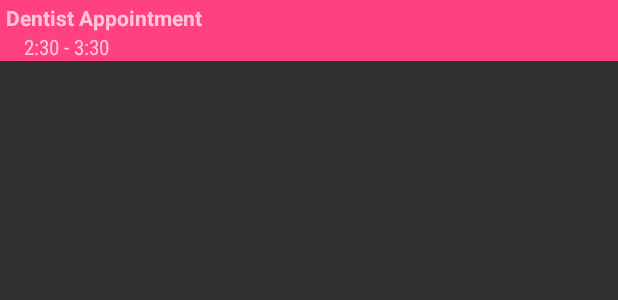
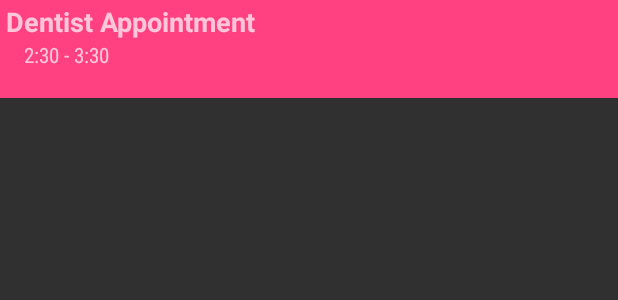
Before and after one commit to ITVlab/Family-Calendar, an Android app: the layout event_card_agenda.xml on its own in the app's theme, with its tools: preview values and no code run, on a phone screen of 412 x 824 dp. Shown: the top 300 px of the screen. Run offline under Robolectric (Android 15) with nearby library versions, the phone set to English and light mode, and no system bars.

Commit message:
Displaying events better

```diff
--- a/app/src/main/java/news/androidtv/familycalendar/activities/MainLeanbackActivity.java
+++ b/app/src/main/java/news/androidtv/familycalendar/activities/MainLeanbackActivity.java
@@ -15,6 +15,7 @@ import android.support.v7.widget.LinearLayoutManager;
 import android.support.v7.widget.RecyclerView;
 import android.util.Log;
 import android.view.KeyEvent;
+import android.widget.TextView;
 import android.widget.Toast;
 
 import com.felkertech.settingsmanager.SettingsManager;
@@ -24,6 +25,7 @@ import com.google.api.client.googleapis.extensions.android.gms.auth.GoogleAccoun
 import com.google.api.services.calendar.model.CalendarListEntry;
 import com.google.api.services.calendar.model.Event;
 
+import java.text.SimpleDateFormat;
 import java.util.ArrayList;
 import java.util.Collections;
 import java.util.Date;
@@ -64,6 +66,7 @@ public class MainLeanbackActivity extends Activity {
     // TODO Update the header
     // TODO Header colors
     // TODO Calendar event colors
+    // TODO Block view
 
     @Override
     protected void onCreate(@Nullable Bundle savedInstanceState) {
@@ -82,6 +85,7 @@ public class MainLeanbackActivity extends Activity {
     }
 
     public void resyncEvents(final Date month) {
+        ((TextView) findViewById(R.id.month_header)).setText(new SimpleDateFormat("MMMM yyyy").format(month));
         new ListCalendarListRequestTask(mCredential).setPostConsumer(new Consumer<List<CalendarListEntry>>() {
             @Override
             public void consume(List<CalendarListEntry> item) {
--- a/app/src/main/java/news/androidtv/familycalendar/adapters/AgendaViewAdapter.java
+++ b/app/src/main/java/news/androidtv/familycalendar/adapters/AgendaViewAdapter.java
@@ -39,5 +39,9 @@ public class AgendaViewAdapter extends AbstractEventAdapter {
         ((TextView) holder.layout.findViewById(R.id.event_title)).setText(event.getSummary());
         ((TextView) holder.layout.findViewById(R.id.event_time)).setText(
                 CalendarUtils.getEventStartEndAsString(event));
+        if (event.getLocation() != null) {
+            ((TextView) holder.layout.findViewById(R.id.event_location)).setText(
+                    event.getLocation());
+        }
     }
 }
--- a/app/src/main/java/news/androidtv/familycalendar/utils/EventComparator.java
+++ b/app/src/main/java/news/androidtv/familycalendar/utils/EventComparator.java
@@ -15,7 +15,7 @@ public class EventComparator implements Comparator<Event> {
 
     @Override
     public int compare(Event event, Event t1) {
-        return (int) (getStartingTimestamp(t1) - getStartingTimestamp(event));
+        return (int) (getStartingTimestamp(event) - getStartingTimestamp(t1));
     }
 
     private long getStartingTimestamp(Event event) {
--- a/app/src/main/res/layout/activity_main.xml
+++ b/app/src/main/res/layout/activity_main.xml
@@ -11,6 +11,7 @@
         android:layout_width="wrap_content"
         android:minWidth="60dp"
         android:background="@color/colorPrimary"
+        android:id="@+id/navigation"
         android:paddingLeft="@dimen/activity_horizontal_margin"
         android:paddingRight="@dimen/activity_horizontal_margin"
         android:paddingTop="@dimen/activity_vertical_margin"
@@ -25,7 +26,7 @@
     </LinearLayout>
     <LinearLayout
         android:layout_width="match_parent"
-        android:layout_marginStart="60dp"
+        android:layout_toRightOf="@id/navigation"
         android:orientation="vertical"
         android:id="@+id/calendar_view"
         android:layout_height="match_parent">
--- a/app/src/main/res/layout/event_card_agenda.xml
+++ b/app/src/main/res/layout/event_card_agenda.xml
@@ -8,7 +8,7 @@
         android:text="Dentist Appointment"
         android:id="@+id/event_title"
         android:textStyle="bold"
-        android:textSize="14sp"
+        android:textSize="18sp"
         android:paddingStart="4dp"
         android:paddingEnd="4dp"
         android:paddingTop="2dp"
@@ -20,6 +20,15 @@
         android:text="2:30 - 3:30"
         android:paddingStart="16sp"
         android:paddingEnd="16sp"
+        android:textSize="14sp"
+        android:fontFamily="sans-serif-condensed"
+        android:layout_height="wrap_content" />
+    <TextView
+        android:layout_width="match_parent"
+        android:id="@+id/event_location"
+        android:paddingStart="16sp"
+        android:paddingEnd="16sp"
+        android:textSize="14sp"
         android:fontFamily="sans-serif-condensed"
         android:layout_height="wrap_content" />
 </LinearLayout>
--- a/app/src/main/res/layout/month_header.xml
+++ b/app/src/main/res/layout/month_header.xml
@@ -5,5 +5,6 @@
     <!-- TODO Have some sort of cinemagraph in the BG per month -->
     <TextView
         style="@style/month_title"
+        android:id="@+id/month_header"
         android:text="January 2017" />
 </LinearLayout>
```
Also changed, not shown: app/src/main/java/news/androidtv/familycalendar/tasks/ListCalendarEventsMonthRequestTask.java (+7 -1 lines), app/src/main/java/news/androidtv/familycalendar/utils/CalendarUtils.java (+8 -1 lines).
